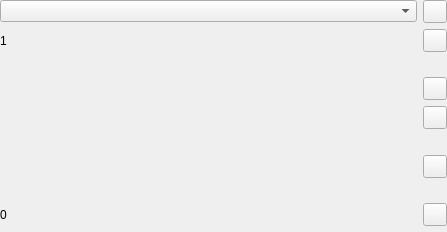
Before: the Qt Designer form Libs/Visualization/VTK/Widgets/Resources/UI/ctkVTKDiscretizableColorTransferWidget.ui in commontk/CTK, drawn with Qt 5.
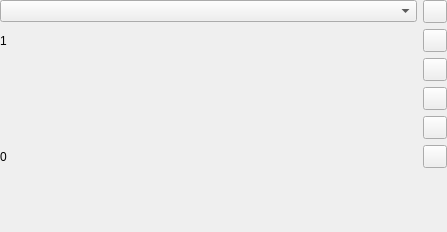
After: the same form once the commit is applied. Icons and pictures are not drawn. Custom widgets are drawn as their Qt base class.

Commit message:
Add undo feature to color widget
Improve ctkVTKDiscretizableColorTransferWidget,
adding simple undo feature and updating buttons.

What changed in the file:
```diff
--- a/Libs/Visualization/VTK/Widgets/Resources/UI/ctkVTKDiscretizableColorTransferWidget.ui
+++ b/Libs/Visualization/VTK/Widgets/Resources/UI/ctkVTKDiscretizableColorTransferWidget.ui
@@ -17,20 +17,21 @@
    <property name="margin">
     <number>0</number>
    </property>
-   <item row="9" column="1">
-    <widget class="QLabel" name="minOpacityLabel">
-     <property name="text">
-      <string>0</string>
-     </property>
-    </widget>
-   </item>
-   <item row="10" column="1" colspan="3">
-    <widget class="ctkRangeWidget" name="rangeSlider" native="true"/>
-   </item>
    <item row="1" column="3">
+    <widget class="QToolButton" name="undoButton">
+     <property name="toolTip">
+      <string>Undo last change of range</string>
+     </property>
+     <property name="icon">
+      <iconset resource="../ctkVTKWidgets.qrc">
+       <normaloff>:/Icons/undo.png</normaloff>:/Icons/undo.png</iconset>
+     </property>
+    </widget>
+   </item>
+   <item row="2" column="3">
     <widget class="QToolButton" name="resetRangeButton">
      <property name="toolTip">
-      <string>Reset current range to visible range</string>
+      <string>Reset ranges to data range</string>
      </property>
      <property name="icon">
       <iconset resource="../ctkVTKWidgets.qrc">
@@ -38,66 +39,29 @@
      </property>
     </widget>
    </item>
-   <item row="2" column="3">
-    <widget class="QToolButton" name="centerRangeButton">
-     <property name="toolTip">
-      <string>Center current range on median</string>
-     </property>
-     <property name="icon">
-      <iconset resource="../ctkVTKWidgets.qrc">
-       <normaloff>:/Icons/resetRangeCustom.png</normaloff>:/Icons/resetRangeCustom.png</iconset>
-     </property>
-    </widget>
-   </item>
    <item row="3" column="3">
-    <spacer name="verticalSpacer">
-     <property name="orientation">
-      <enum>Qt::Vertical</enum>
+    <widget class="QToolButton" name="shrinkRangeButton">
+     <property name="toolTip">
+      <string>Shrink display range to current range</string>
      </property>
-     <property name="sizeHint" stdset="0">
-      <size>
-       <width>0</width>
-       <height>0</height>
-      </size>
+     <property name="icon">
+      <iconset resource="../ctkVTKWidgets.qrc">
+       <normaloff>:/Icons/shrink.png</normaloff>:/Icons/shrink.png</iconset>
      </property>
-    </spacer>
+    </widget>
    </item>
    <item row="4" column="3">
-    <widget class="QToolButton" name="zoomInButton">
+    <widget class="QToolButton" name="expandRangeButton">
      <property name="toolTip">
-      <string>Zoom in</string>
+      <string>Expand current range to display range</string>
      </property>
      <property name="icon">
       <iconset resource="../ctkVTKWidgets.qrc">
-       <normaloff>:/Icons/plus.png</normaloff>:/Icons/plus.png</iconset>
+       <normaloff>:/Icons/expand.png</normaloff>:/Icons/expand.png</iconset>
      </property>
     </widget>
    </item>
    <item row="5" column="3">
-    <widget class="QToolButton" name="zoomOutButton">
-     <property name="toolTip">
-      <string>Zoom out</string>
-     </property>
-     <property name="icon">
-      <iconset resource="../ctkVTKWidgets.qrc">
-       <normaloff>:/Icons/minus.png</normaloff>:/Icons/minus.png</iconset>
-     </property>
-    </widget>
-   </item>
-   <item row="6" column="3">
-    <spacer name="verticalSpacer_2">
-     <property name="orientation">
-      <enum>Qt::Vertical</enum>
-     </property>
-     <property name="sizeHint" stdset="0">
-      <size>
-       <width>0</width>
-       <height>0</height>
-      </size>
-     </property>
-    </spacer>
-   </item>
-   <item row="7" column="3">
     <widget class="QToolButton" name="invertColorTransferFunctionButton">
      <property name="toolTip">
       <string>Invert color map</string>
@@ -111,20 +75,7 @@
      </property>
     </widget>
    </item>
-   <item row="8" column="3">
-    <spacer name="verticalSpacer_3">
-     <property name="orientation">
-      <enum>Qt::Vertical</enum>
-     </property>
-     <property name="sizeHint" stdset="0">
-      <size>
-       <width>0</width>
-       <height>0</height>
-      </size>
-     </property>
-    </spacer>
-   </item>
-   <item row="9" column="3">
+   <item row="6" column="3">
     <widget class="QToolButton" name="optionButton">
      <property name="contextMenuPolicy">
       <enum>Qt::DefaultContextMenu</enum>
@@ -134,8 +85,8 @@
      </property>
     </widget>
    </item>
-   <item row="1" column="1" colspan="2">
-    <widget class="ctkVTKScalarsToColorsComboBox" name="scalarsToColorsSelector"/>
+   <item row="7" column="1" colspan="3">
+    <widget class="ctkRangeWidget" name="rangeSlider" native="true"/>
    </item>
    <item row="2" column="1">
     <widget class="QLabel" name="maxOpacityLabel">
@@ -144,7 +95,7 @@
      </property>
     </widget>
    </item>
-   <item row="3" column="1" rowspan="6">
+   <item row="3" column="1" rowspan="3">
     <widget class="ctkDoubleSlider" name="opacitySlider" native="true">
      <property name="value" stdset="0">
       <double>1.000000000000000</double>
@@ -163,6 +114,16 @@
      </property>
     </widget>
    </item>
+   <item row="1" column="1" colspan="2">
+    <widget class="ctkVTKScalarsToColorsComboBox" name="scalarsToColorsSelector"/>
+   </item>
+   <item row="6" column="1">
+    <widget class="QLabel" name="minOpacityLabel">
+     <property name="text">
+      <string>0</string>
+     </property>
+    </widget>
+   </item>
   </layout>
  </widget>
  <customwidgets>
```
The commit also changes 12 other files.
